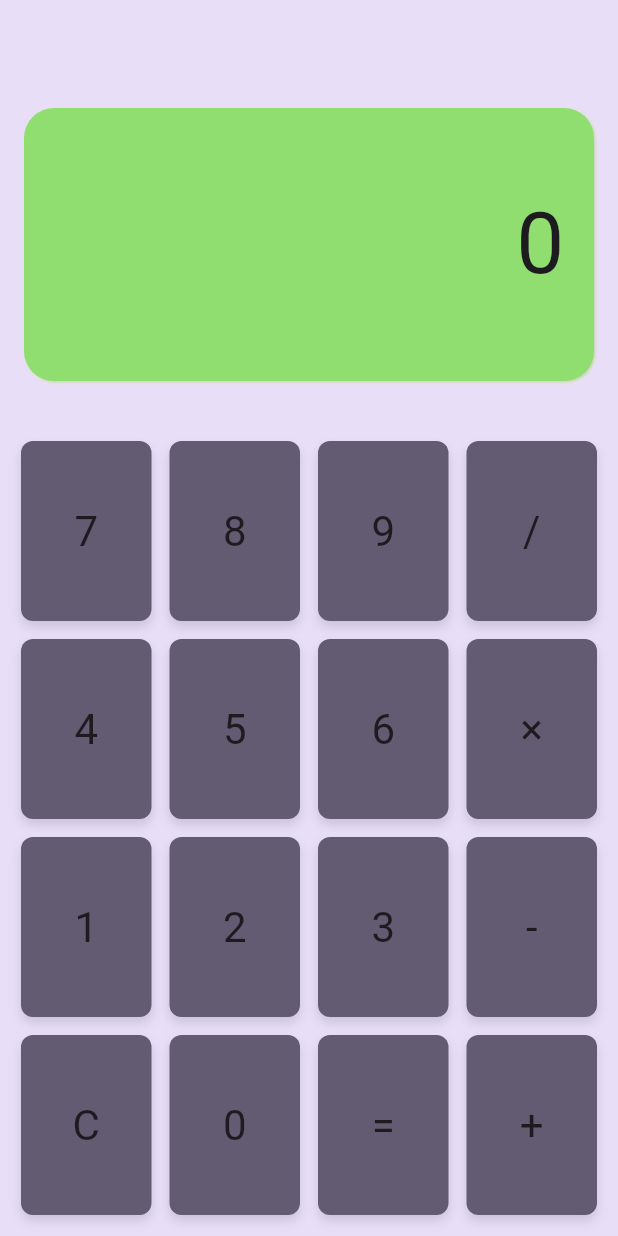
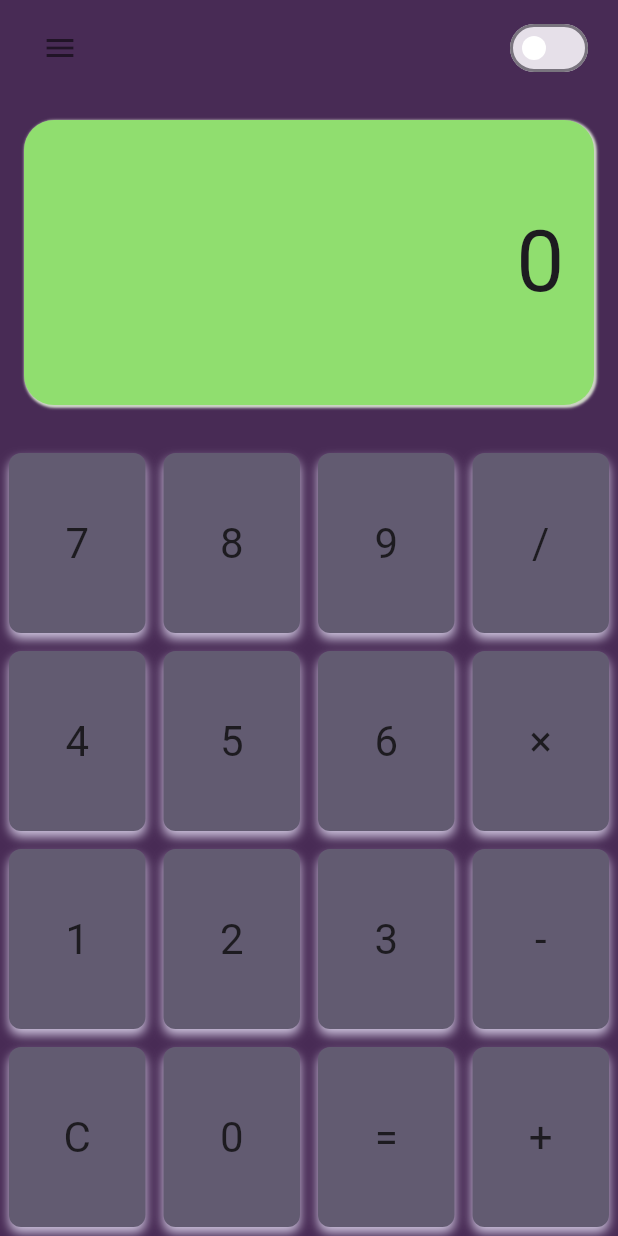
Before and after one commit to Gulsahbb/calculator-app, a Flutter app: the screen it shows after launch, on a phone screen of 412 x 824 dp. Run offline on Flutter 3.47's test engine with Material 3 defaults, Android fonts, the phone set to English and light mode, and no system bars.

Commit message:
New design for calculator screen

```diff
--- a/lib/screens/calculator_screen.dart
+++ b/lib/screens/calculator_screen.dart
@@ -1,3 +1,4 @@
+import 'package:calculator/utils/calculator_app_colors.dart';
 import 'package:calculator/utils/calculator_app_constants.dart';
 import 'package:calculator/utils/calculator_logic.dart';
 import 'package:calculator/widgets/calculator_button_panel.dart';
@@ -24,28 +25,42 @@ class _CalculatorScreenState extends State<CalculatorScreen> {
   @override
   Widget build(BuildContext context) {
     return Scaffold(
-      appBar: AppBar(
-        backgroundColor: Theme.of(context).colorScheme.secondaryContainer,
-        /* title: Text(
-          headingCalculator,
-          style: TextStyle(color: Theme.of(context).colorScheme.onSecondary),
+      backgroundColor: CalculatorAppColors.appBackground,
+      body: SafeArea(
+        child: Column(
+          children: [
+            _buildTopSection(),
+            CalculatorDisplayScreen(displayText: _displayText),
+            CalculatorAppConstants.defaultHeightBox(),
+            CalculatorButtonPanel(onButtonPressed: _onButtonPressed),
+          ],
         ),
-        backgroundColor: Theme.of(context).colorScheme.onSecondaryFixedVariant,
-        toolbarHeight: 100,*/
       ),
-
-      body: Column(
-        mainAxisAlignment: MainAxisAlignment.spaceBetween,
-        children: [
-          CalculatorDisplayScreen(displayText: _displayText),
-          CalculatorAppConstants.defaultHeightBox(),
-          Padding(
-            padding: const EdgeInsets.all(8.0),
-            child: CalculatorButtonPanel(onButtonPressed: _onButtonPressed),
-          ),
-        ],
-      ),
-      backgroundColor: Theme.of(context).colorScheme.secondaryContainer,
     );
   }
 }
+
+Widget _buildTopSection() {
+  return Container(
+    padding: EdgeInsets.symmetric(horizontal: 16, vertical: 8),
+    child: Row(
+      mainAxisAlignment: MainAxisAlignment.spaceBetween,
+      children: [
+        IconButton(
+          icon: Icon(Icons.menu, color: Colors.black54),
+          onPressed: () {
+            // Drawer açma işlemi
+          },
+        ),
+        Switch(
+          value: false,
+          onChanged: (value) {
+            // Tema değişim işlemi
+          },
+          activeColor: Colors.white,
+          inactiveThumbColor: Colors.white,
+        ),
+      ],
+    ),
+  );
+}
```
